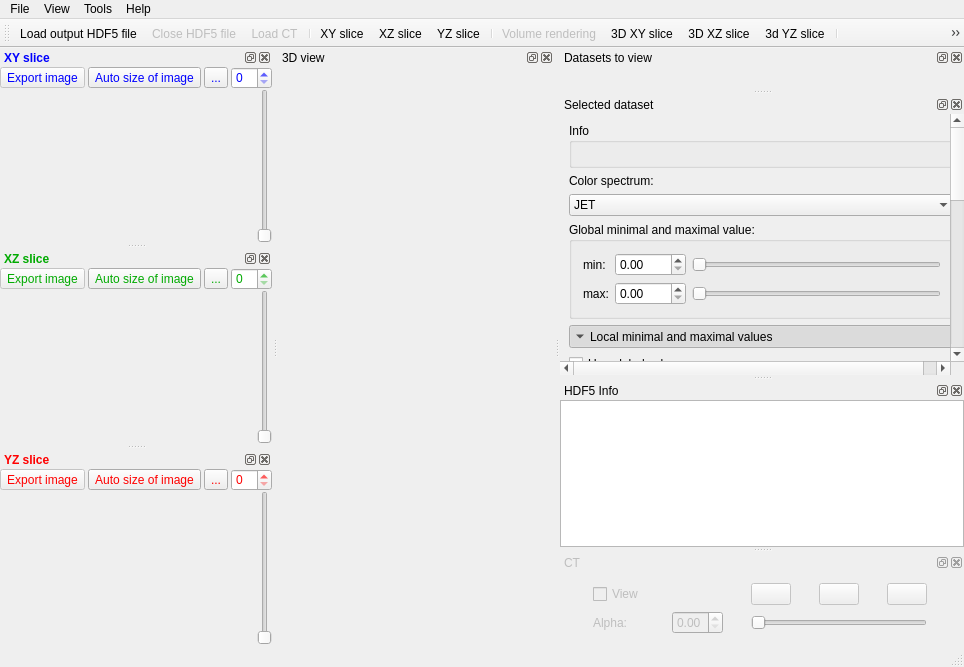
This is gui/gui/mainwindow.ui in klepo/Visualisation-of-the-outputs-of-k-Wave-ultrasound-simulations as Qt 5 draws it before an edit. The edited form follows.
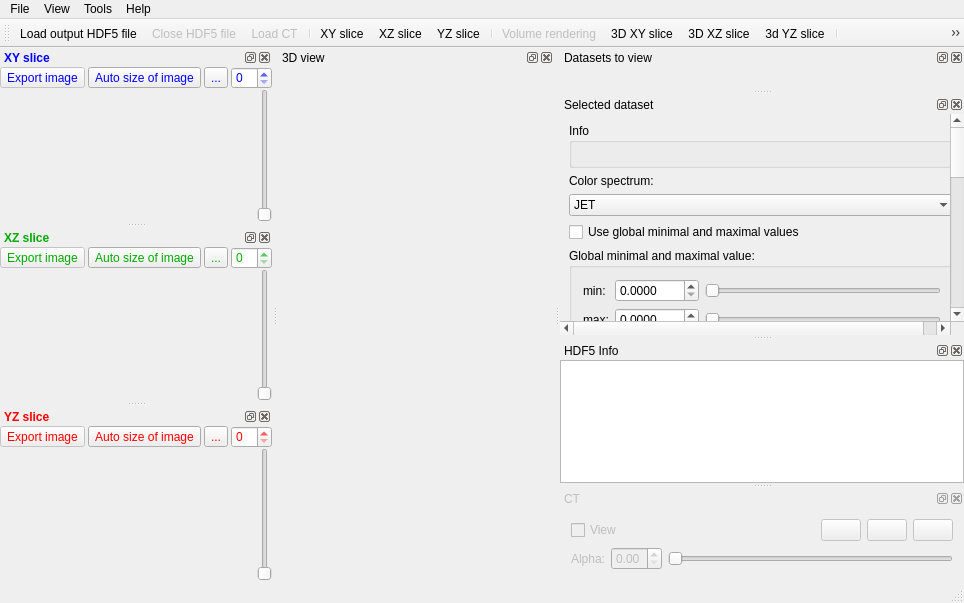
This is the edited form. Icons and pictures are not drawn. Custom widgets are drawn as their Qt base class.

```diff
--- a/gui/gui/mainwindow.ui
+++ b/gui/gui/mainwindow.ui
@@ -7,7 +7,7 @@
     <x>0</x>
     <y>0</y>
     <width>964</width>
-    <height>667</height>
+    <height>603</height>
    </rect>
   </property>
   <property name="windowTitle">
@@ -33,7 +33,7 @@
    <property name="enabled">
     <bool>true</bool>
    </property>
-   <layout class="QVBoxLayout" name="verticalLayout">
+   <layout class="QHBoxLayout" name="horizontalLayout_5">
     <property name="leftMargin">
      <number>0</number>
     </property>
@@ -54,9 +54,6 @@
         <height>200</height>
        </size>
       </property>
-      <property name="toolTip">
-       <string>Rotate about 90 degrees - orthogonal to Z axis</string>
-      </property>
       <property name="features">
        <set>QDockWidget::AllDockWidgetFeatures</set>
       </property>
@@ -191,6 +188,12 @@
    <property name="enabled">
     <bool>true</bool>
    </property>
+   <property name="minimumSize">
+    <size>
+     <width>400</width>
+     <height>91</height>
+    </size>
+   </property>
    <property name="floating">
     <bool>false</bool>
    </property>
@@ -235,8 +238,8 @@
         <property name="geometry">
          <rect>
           <x>0</x>
-          <y>-300</y>
-          <width>399</width>
+          <y>-164</y>
+          <width>383</width>
           <height>632</height>
          </rect>
         </property>
@@ -417,6 +420,13 @@
            </item>
           </widget>
          </item>
+         <item>
+          <widget class="QCheckBox" name="checkBoxUseGlobal">
+           <property name="text">
+            <string>Use global minimal and maximal values</string>
+           </property>
+          </widget>
+         </item>
          <item>
           <widget class="QGroupBox" name="groupBox">
            <property name="title">
@@ -447,14 +457,20 @@
              </widget>
             </item>
             <item row="0" column="1">
-             <widget class="QDoubleSpinBox" name="doubleSpinBoxMinGlobal">
+             <widget class="QDoubleSpinBoxTS" name="doubleSpinBoxMinGlobal">
+              <property name="decimals">
+               <number>4</number>
+              </property>
               <property name="maximum">
                <double>1000.000000000000000</double>
               </property>
              </widget>
             </item>
             <item row="2" column="1">
-             <widget class="QDoubleSpinBox" name="doubleSpinBoxMaxGlobal">
+             <widget class="QDoubleSpinBoxTS" name="doubleSpinBoxMaxGlobal">
+              <property name="decimals">
+               <number>4</number>
+              </property>
               <property name="maximum">
                <double>1000.000000000000000</double>
               </property>
@@ -511,13 +527,6 @@
            </property>
           </widget>
          </item>
-         <item>
-          <widget class="QCheckBox" name="checkBoxUseGlobal">
-           <property name="text">
-            <string>Use global values</string>
-           </property>
-          </widget>
-         </item>
          <item>
           <widget class="QGroupBox" name="groupBoxXY">
            <property name="font">
@@ -544,14 +553,20 @@
              </widget>
             </item>
             <item row="2" column="1">
-             <widget class="QDoubleSpinBox" name="doubleSpinBoxXYMax">
+             <widget class="QDoubleSpinBoxTS" name="doubleSpinBoxXYMax">
+              <property name="decimals">
+               <number>4</number>
+              </property>
               <property name="maximum">
                <double>1000.000000000000000</double>
               </property>
              </widget>
             </item>
             <item row="1" column="1">
-             <widget class="QDoubleSpinBox" name="doubleSpinBoxXYMin">
+             <widget class="QDoubleSpinBoxTS" name="doubleSpinBoxXYMin">
+              <property name="decimals">
+               <number>4</number>
+              </property>
               <property name="maximum">
                <double>1000.000000000000000</double>
               </property>
@@ -642,7 +657,10 @@
              </widget>
             </item>
             <item row="1" column="1">
-             <widget class="QDoubleSpinBox" name="doubleSpinBoxXZMax">
+             <widget class="QDoubleSpinBoxTS" name="doubleSpinBoxXZMax">
+              <property name="decimals">
+               <number>4</number>
+              </property>
               <property name="maximum">
                <double>1000.000000000000000</double>
               </property>
@@ -665,7 +683,10 @@
              </widget>
             </item>
             <item row="0" column="1">
-             <widget class="QDoubleSpinBox" name="doubleSpinBoxXZMin">
+             <widget class="QDoubleSpinBoxTS" name="doubleSpinBoxXZMin">
+              <property name="decimals">
+               <number>4</number>
+              </property>
               <property name="maximum">
                <double>1000.000000000000000</double>
               </property>
@@ -700,7 +721,10 @@
              </widget>
             </item>
             <item row="2" column="1">
-             <widget class="QDoubleSpinBox" name="doubleSpinBoxYZMax">
+             <widget class="QDoubleSpinBoxTS" name="doubleSpinBoxYZMax">
+              <property name="decimals">
+               <number>4</number>
+              </property>
               <property name="maximum">
                <double>1000.000000000000000</double>
               </property>
@@ -737,7 +761,10 @@
              </widget>
             </item>
             <item row="1" column="1">
-             <widget class="QDoubleSpinBox" name="doubleSpinBoxYZMin">
+             <widget class="QDoubleSpinBoxTS" name="doubleSpinBoxYZMin">
+              <property name="decimals">
+               <number>4</number>
+              </property>
               <property name="maximum">
                <double>1000.000000000000000</double>
               </property>
@@ -1053,7 +1080,23 @@
      </sizepolicy>
     </property>
     <layout class="QGridLayout" name="gridLayoutCT">
-     <item row="3" column="2" colspan="3">
+     <item row="3" column="0">
+      <widget class="QLabel" name="labelCTAlpha">
+       <property name="sizePolicy">
+        <sizepolicy hsizetype="Fixed" vsizetype="Preferred">
+         <horstretch>0</horstretch>
+         <verstretch>0</verstretch>
+        </sizepolicy>
+       </property>
+       <property name="text">
+        <string>Alpha:</string>
+       </property>
+       <property name="buddy">
+        <cstring>doubleSpinBoxCTAlpha</cstring>
+       </property>
+      </widget>
+     </item>
+     <item row="3" column="2" colspan="4">
       <widget class="QSlider" name="horizontalSliderCTAlpha">
        <property name="sizePolicy">
         <sizepolicy hsizetype="Expanding" vsizetype="Fixed">
@@ -1085,23 +1128,28 @@
        </property>
       </widget>
      </item>
-     <item row="3" column="0">
-      <widget class="QLabel" name="labelCTAlpha">
+     <item row="0" column="5">
+      <widget class="QWidget" name="widget" native="true">
        <property name="sizePolicy">
         <sizepolicy hsizetype="Fixed" vsizetype="Preferred">
          <horstretch>0</horstretch>
          <verstretch>0</verstretch>
         </sizepolicy>
        </property>
-       <property name="text">
-        <string>Alpha:</string>
-       </property>
-       <property name="buddy">
-        <cstring>doubleSpinBoxCTAlpha</cstring>
-       </property>
-      </widget>
-     </item>
-     <item row="0" column="2">
+       <layout class="QHBoxLayout" name="horizontalLayout">
+        <property name="leftMargin">
+         <number>0</number>
+        </property>
+        <property name="topMargin">
+         <number>0</number>
+        </property>
+        <property name="rightMargin">
+         <number>0</number>
+        </property>
+        <property name="bottomMargin">
+         <number>0</number>
+        </property>
+        <item>
       <widget class="QPushButton" name="pushButtonCTRotateX">
        <property name="sizePolicy">
         <sizepolicy hsizetype="Fixed" vsizetype="Fixed">
@@ -1130,7 +1178,7 @@
        </property>
       </widget>
      </item>
-     <item row="0" column="3">
+        <item>
       <widget class="QPushButton" name="pushButtonCTRotateY">
        <property name="sizePolicy">
         <sizepolicy hsizetype="Fixed" vsizetype="Fixed">
@@ -1159,7 +1207,7 @@
        </property>
       </widget>
      </item>
-     <item row="0" column="4">
+        <item>
       <widget class="QPushButton" name="pushButtonCTRotateZ">
        <property name="sizePolicy">
         <sizepolicy hsizetype="Fixed" vsizetype="Fixed">
@@ -1188,7 +1236,10 @@
        </property>
       </widget>
      </item>
-     <item row="0" column="0">
+       </layout>
+      </widget>
+     </item>
+     <item row="0" column="0" colspan="4">
       <widget class="QCheckBox" name="checkBoxCTView">
        <property name="sizePolicy">
         <sizepolicy hsizetype="Fixed" vsizetype="Fixed">
@@ -1205,6 +1256,12 @@
    </widget>
   </widget>
   <widget class="QDockWidget" name="dockWidgetXY">
+   <property name="minimumSize">
+    <size>
+     <width>200</width>
+     <height>150</height>
+    </size>
+   </property>
    <property name="font">
     <font>
      <weight>75</weight>
@@ -1243,40 +1300,16 @@
      <property name="verticalSpacing">
       <number>0</number>
      </property>
-     <item row="0" column="1">
-      <widget class="QToolButton" name="toolButtonFillXY">
-       <property name="toolTip">
-        <string>Auto size of image</string>
-       </property>
-       <property name="text">
-        <string>Auto size of image</string>
-       </property>
-       <property name="icon">
-        <iconset resource="resources.qrc">
-         <normaloff>:/icons/icons/images/icons_24.png</normaloff>:/icons/icons/images/icons_24.png</iconset>
-       </property>
-      </widget>
-     </item>
-     <item row="1" column="0" colspan="4">
-      <widget class="CVImageWidget" name="imageWidgetXY" native="true">
-       <property name="minimumSize">
-        <size>
-         <width>150</width>
-         <height>150</height>
-        </size>
-       </property>
-      </widget>
-     </item>
-     <item row="0" column="3" colspan="2" alignment="Qt::AlignRight">
-      <widget class="QSpinBox" name="spinBoxXY"/>
-     </item>
-     <item row="1" column="4">
+     <item row="1" column="5">
       <widget class="QSlider" name="verticalSliderXY">
        <property name="orientation">
         <enum>Qt::Vertical</enum>
        </property>
       </widget>
      </item>
+     <item row="0" column="3" colspan="3" alignment="Qt::AlignRight">
+      <widget class="QSpinBox" name="spinBoxXY"/>
+     </item>
      <item row="0" column="0">
       <widget class="QToolButton" name="toolButtonXYSave">
        <property name="enabled">
@@ -1294,6 +1327,23 @@
        </property>
       </widget>
      </item>
+     <item row="0" column="1">
+      <widget class="QToolButton" name="toolButtonFillXY">
+       <property name="toolTip">
+        <string>Auto size of image</string>
+       </property>
+       <property name="text">
+        <string>Auto size of image</string>
+       </property>
+       <property name="icon">
+        <iconset resource="resources.qrc">
+         <normaloff>:/icons/icons/images/icons_24.png</normaloff>:/icons/icons/images/icons_24.png</iconset>
+       </property>
+       <property name="checkable">
+        <bool>true</bool>
+       </property>
+      </widget>
+     </item>
      <item row="0" column="2">
       <widget class="QToolButton" name="toolButtonPositionXY">
        <property name="text">
@@ -1303,12 +1353,68 @@
         <iconset resource="resources.qrc">
          <normaloff>:/icons/icons/images/icons_25.png</normaloff>:/icons/icons/images/icons_25.png</iconset>
        </property>
+       <property name="checkable">
+        <bool>true</bool>
+       </property>
+      </widget>
+     </item>
+     <item row="1" column="0" colspan="5">
+      <widget class="QScrollArea" name="scrollArea">
+       <property name="frameShape">
+        <enum>QFrame::NoFrame</enum>
+       </property>
+       <property name="widgetResizable">
+        <bool>true</bool>
+       </property>
+       <widget class="QWidget" name="scrollAreaWidgetContents">
+        <property name="geometry">
+         <rect>
+          <x>0</x>
+          <y>0</y>
+          <width>178</width>
+          <height>174</height>
+         </rect>
+        </property>
+        <layout class="QHBoxLayout" name="horizontalLayout_2">
+         <property name="spacing">
+          <number>0</number>
+         </property>
+         <property name="leftMargin">
+          <number>0</number>
+         </property>
+         <property name="topMargin">
+          <number>0</number>
+         </property>
+         <property name="rightMargin">
+          <number>0</number>
+         </property>
+         <property name="bottomMargin">
+          <number>0</number>
+         </property>
+         <item>
+          <widget class="CVImageWidget" name="imageWidgetXY" native="true">
+           <property name="cursor">
+            <cursorShape>CrossCursor</cursorShape>
+           </property>
+           <property name="mouseTracking">
+            <bool>true</bool>
+           </property>
+          </widget>
+         </item>
+        </layout>
+       </widget>
       </widget>
      </item>
     </layout>
    </widget>
   </widget>
   <widget class="QDockWidget" name="dockWidgetXZ">
+   <property name="minimumSize">
+    <size>
+     <width>200</width>
+     <height>150</height>
+    </size>
+   </property>
    <property name="font">
     <font>
      <weight>75</weight>
@@ -1347,23 +1453,7 @@
      <property name="verticalSpacing">
       <number>0</number>
      </property>
-     <item row="2" column="0" colspan="4">
-      <widget class="CVImageWidget" name="imageWidgetXZ" native="true">
-       <property name="sizePolicy">
-        <sizepolicy hsizetype="Expanding" vsizetype="Preferred">
-         <horstretch>0</horstretch>
-         <verstretch>0</verstretch>
-        </sizepolicy>
-       </property>
-       <property name="minimumSize">
-        <size>
-         <width>150</width>
-         <height>150</height>
-        </size>
-       </property>
-      </widget>
-     </item>
-     <item row="0" column="3" colspan="2" alignment="Qt::AlignRight">
+     <item row="0" column="3" colspan="3" alignment="Qt::AlignRight">
       <widget class="QSpinBox" name="spinBoxXZ"/>
      </item>
      <item row="0" column="0">
@@ -1383,6 +1473,20 @@
        </property>
       </widget>
      </item>
+     <item row="0" column="2">
+      <widget class="QToolButton" name="toolButtonPositionXZ">
+       <property name="text">
+        <string>...</string>
+       </property>
+       <property name="icon">
+        <iconset resource="resources.qrc">
+         <normaloff>:/icons/icons/images/icons_25.png</normaloff>:/icons/icons/images/icons_25.png</iconset>
+       </property>
+       <property name="checkable">
+        <bool>true</bool>
+       </property>
+      </widget>
+     </item>
      <item row="0" column="1">
       <widget class="QToolButton" name="toolButtonFillXZ">
        <property name="toolTip">
@@ -1395,30 +1499,75 @@
         <iconset resource="resources.qrc">
          <normaloff>:/icons/icons/images/icons_24.png</normaloff>:/icons/icons/images/icons_24.png</iconset>
        </property>
+       <property name="checkable">
+        <bool>true</bool>
+       </property>
       </widget>
      </item>
-     <item row="2" column="4">
+     <item row="2" column="5">
       <widget class="QSlider" name="verticalSliderXZ">
        <property name="orientation">
         <enum>Qt::Vertical</enum>
        </property>
       </widget>
      </item>
-     <item row="0" column="2">
-      <widget class="QToolButton" name="toolButtonPositionXZ">
-       <property name="text">
-        <string>...</string>
+     <item row="2" column="0" colspan="5">
+      <widget class="QScrollArea" name="scrollArea_2">
+       <property name="frameShape">
+        <enum>QFrame::NoFrame</enum>
        </property>
-       <property name="icon">
-        <iconset resource="resources.qrc">
-         <normaloff>:/icons/icons/images/icons_25.png</normaloff>:/icons/icons/images/icons_25.png</iconset>
+       <property name="widgetResizable">
+        <bool>true</bool>
        </property>
+       <widget class="QWidget" name="scrollAreaWidgetContents_2">
+        <property name="geometry">
+         <rect>
+          <x>0</x>
+          <y>0</y>
+          <width>178</width>
+          <height>106</height>
+         </rect>
+        </property>
+        <layout class="QHBoxLayout" name="horizontalLayout_3">
+         <property name="spacing">
+          <number>0</number>
+         </property>
+         <property name="leftMargin">
+          <number>0</number>
+         </property>
+         <property name="topMargin">
+          <number>0</number>
+         </property>
+         <property name="rightMargin">
+          <number>0</number>
+         </property>
+         <property name="bottomMargin">
+          <number>0</number>
+         </property>
+         <item>
+          <widget class="CVImageWidget" name="imageWidgetXZ" native="true">
+           <property name="cursor">
+            <cursorShape>CrossCursor</cursorShape>
+           </property>
+           <property name="mouseTracking">
+            <bool>true</bool>
+           </property>
+          </widget>
+         </item>
+        </layout>
+       </widget>
       </widget>
      </item>
     </layout>
    </widget>
   </widget>
   <widget class="QDockWidget" name="dockWidgetYZ">
+   <property name="minimumSize">
+    <size>
+     <width>200</width>
+     <height>150</height>
+    </size>
+   </property>
    <property name="font">
     <font>
      <weight>75</weight>
@@ -1460,19 +1609,17 @@
      <property name="verticalSpacing">
       <number>0</number>
      </property>
-     <item row="3" column="0" colspan="4">
-      <widget class="CVImageWidget" name="imageWidgetYZ" native="true">
-       <property name="sizePolicy">
-        <sizepolicy hsizetype="Expanding" vsizetype="Preferred">
-         <horstretch>0</horstretch>
-         <verstretch>0</verstretch>
-        </sizepolicy>
+     <item row="0" column="2">
+      <widget class="QToolButton" name="toolButtonPositionYZ">
+       <property name="text">
+        <string>...</string>
        </property>
-       <property name="minimumSize">
-        <size>
-         <width>150</width>
-         <height>150</height>
-        </size>
+       <property name="icon">
+        <iconset resource="resources.qrc">
+         <normaloff>:/icons/icons/images/icons_25.png</normaloff>:/icons/icons/images/icons_25.png</iconset>
+       </property>
+       <property name="checkable">
+        <bool>true</bool>
        </property>
       </widget>
      </item>
@@ -1488,46 +1635,85 @@
         <iconset resource="resources.qrc">
          <normaloff>:/icons/icons/images/icons_24.png</normaloff>:/icons/icons/images/icons_24.png</iconset>
        </property>
+       <property name="checkable">
+        <bool>true</bool>
+       </property>
       </widget>
      </item>
-     <item row="3" column="4">
+     <item row="3" column="5">
       <widget class="QSlider" name="verticalSliderYZ">
        <property name="orientation">
         <enum>Qt::Vertical</enum>
        </property>
       </widget>
      </item>
-     <item row="0" column="0">
-      <widget class="QToolButton" name="toolButtonYZSave">
-       <property name="enabled">
-        <bool>false</bool>
-       </property>
-       <property name="toolTip">
-        <string>Export image</string>
-       </property>
-       <property name="text">
-        <string>Export image</string>
-       </property>
-       <property name="icon">
-        <iconset resource="resources.qrc">
-         <normaloff>:/icons/icons/images/icons_10.png</normaloff>:/icons/icons/images/icons_10.png</iconset>
-       </property>
-      </widget>
-     </item>
-     <item row="0" column="3" colspan="2" alignment="Qt::AlignRight">
+     <item row="0" column="3" colspan="3" alignment="Qt::AlignRight">
       <widget class="QSpinBox" name="spinBoxYZ"/>
      </item>
-     <item row="0" column="2">
-      <widget class="QToolButton" name="toolButtonPositionYZ">
+     <item row="0" column="0">
+      <widget class="QToolButton" name="toolButtonYZSave">
+       <property name="enabled">
+        <bool>false</bool>
+       </property>
+       <property name="toolTip">
+        <string>Export image</string>
+       </property>
        <property name="text">
-        <string>...</string>
+        <string>Export image</string>
        </property>
        <property name="icon">
         <iconset resource="resources.qrc">
-         <normaloff>:/icons/icons/images/icons_25.png</normaloff>:/icons/icons/images/icons_25.png</iconset>
+         <normaloff>:/icons/icons/images/icons_10.png</normaloff>:/icons/icons/images/icons_10.png</iconset>
        </property>
       </widget>
      </item>
+     <item row="3" column="0" colspan="5">
+      <widget class="QScrollArea" name="scrollArea_3">
+       <property name="frameShape">
+        <enum>QFrame::NoFrame</enum>
+       </property>
+       <property name="widgetResizable">
+        <bool>true</bool>
+       </property>
+       <widget class="QWidget" name="scrollAreaWidgetContents_3">
+        <property name="geometry">
+         <rect>
+          <x>0</x>
+          <y>0</y>
+          <width>178</width>
+          <height>106</height>
+         </rect>
+        </property>
+        <layout class="QHBoxLayout" name="horizontalLayout_6">
+         <property name="spacing">
+          <number>0</number>
+         </property>
+         <property name="leftMargin">
+          <number>0</number>
+         </property>
+         <property name="topMargin">
+          <number>0</number>
+         </property>
+         <property name="rightMargin">
+          <number>0</number>
+         </property>
+         <property name="bottomMargin">
+          <number>0</number>
+         </property>
+         <item>
+          <widget class="CVImageWidget" name="imageWidgetYZ" native="true">
+           <property name="cursor">
+            <cursorShape>CrossCursor</cursorShape>
+           </property>
+           <property name="mouseTracking">
+            <bool>true</bool>
+           </property>
+          </widget>
+         </item>
+        </layout>
+       </widget>
+      </widget>
+     </item>
     </layout>
    </widget>
   </widget>
@@ -1759,6 +1945,11 @@
     <signal>imageResized(int,int)</signal>
    </slots>
   </customwidget>
+  <customwidget>
+   <class>QDoubleSpinBoxTS</class>
+   <extends>QDoubleSpinBox</extends>
+   <header location="global">qdoublespinboxts.h</header>
+  </customwidget>
  </customwidgets>
  <tabstops>
   <tabstop>toolButtonXYSave</tabstop>
```
Left out of the diff: 224 changed lines with no effect on the pictures. Lines whose indentation alone changed are shown as unchanged.
